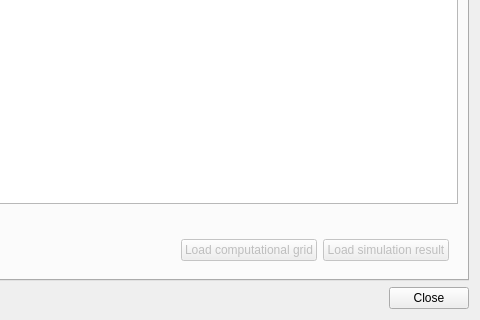
Qt form gui/threedi_plugin_grid_result_dialog.ui (nens/threedi-results-analysis) before a commit; both pictures show x 183 to 663 and y 112 to 432 of the 663 by 432 pixel window.
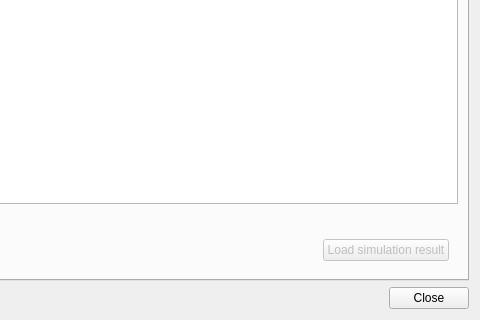
The same form after that commit. Custom widgets are drawn as their Qt base class.

Commit message: Removed "load grid" button in dialog (nens/rana#4886)

```diff
--- a/gui/threedi_plugin_grid_result_dialog.ui
+++ b/gui/threedi_plugin_grid_result_dialog.ui
@@ -60,16 +60,6 @@
             </property>
            </spacer>
           </item>
-          <item>
-           <widget class="QPushButton" name="loadGridPushButton">
-            <property name="enabled">
-             <bool>false</bool>
-            </property>
-            <property name="text">
-             <string>Load computational grid</string>
-            </property>
-           </widget>
-          </item>
           <item>
            <widget class="QPushButton" name="loadResultPushButton">
             <property name="enabled">
```
The commit also changes 2 other files.
